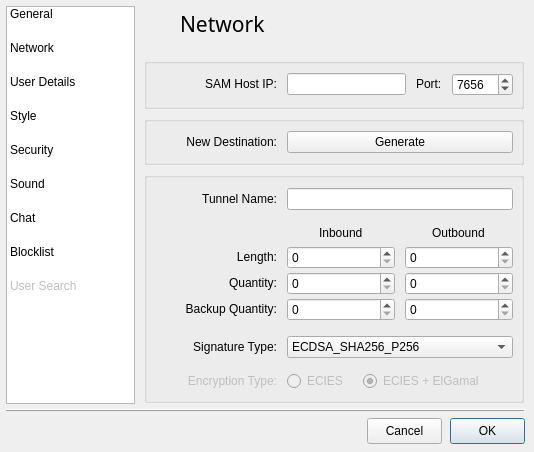
Qt form src/gui/form_settingsgui.ui (vituperative/i2pchat) before a commit.
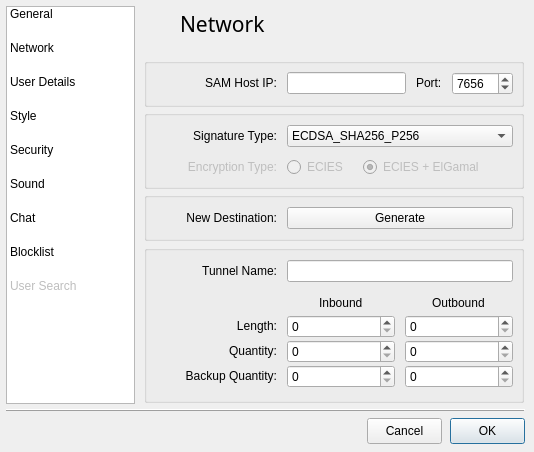
The same form after that commit. The open tabs and pages were chosen to show the change. Icons and pictures are not drawn.

Commit message: Separate crypto/sigtype settings from tunnel

Diff of the .ui file:
```diff
--- a/src/gui/form_settingsgui.ui
+++ b/src/gui/form_settingsgui.ui
@@ -676,9 +676,9 @@
       <property name="geometry">
        <rect>
         <x>4</x>
-        <y>164</y>
+        <y>237</y>
         <width>380</width>
-        <height>231</height>
+        <height>158</height>
        </rect>
       </property>
       <property name="minimumSize">
@@ -700,9 +700,9 @@
        <property name="geometry">
         <rect>
          <x>13</x>
-         <y>50</y>
+         <y>48</y>
          <width>356</width>
-         <height>103</height>
+         <height>99</height>
         </rect>
        </property>
        <layout class="QGridLayout" name="gridLayout_10">
@@ -854,78 +854,13 @@
         </item>
        </layout>
       </widget>
-      <widget class="QWidget" name="layoutWidget">
-       <property name="geometry">
-        <rect>
-         <x>13</x>
-         <y>162</y>
-         <width>356</width>
-         <height>27</height>
-        </rect>
-       </property>
-       <layout class="QGridLayout" name="gridLayout_22">
-        <property name="horizontalSpacing">
-         <number>10</number>
-        </property>
-        <item row="0" column="0" alignment="Qt::AlignVCenter">
-         <widget class="QLabel" name="label_13">
-          <property name="minimumSize">
-           <size>
-            <width>120</width>
-            <height>20</height>
-           </size>
-          </property>
-          <property name="maximumSize">
-           <size>
-            <width>120</width>
-            <height>20</height>
-           </size>
-          </property>
-          <property name="baseSize">
-           <size>
-            <width>120</width>
-            <height>0</height>
-           </size>
-          </property>
-          <property name="text">
-           <string>Signature Type:</string>
-          </property>
-          <property name="alignment">
-           <set>Qt::AlignRight|Qt::AlignTrailing|Qt::AlignVCenter</set>
-          </property>
-         </widget>
-        </item>
-        <item row="0" column="1">
-         <widget class="QComboBox" name="comboBox_Signature">
-          <property name="enabled">
-           <bool>true</bool>
-          </property>
-          <item>
-           <property name="text">
-            <string>ECDSA_SHA256_P256</string>
-           </property>
-          </item>
-          <item>
-           <property name="text">
-            <string>ECDSA_SHA384_P384</string>
-           </property>
-          </item>
-          <item>
-           <property name="text">
-            <string extracomment="Default">ECDSA_SHA512_P521</string>
-           </property>
-          </item>
-         </widget>
-        </item>
-       </layout>
-      </widget>
       <widget class="QWidget" name="layoutWidget">
        <property name="geometry">
         <rect>
          <x>13</x>
          <y>14</y>
          <width>356</width>
-         <height>27</height>
+         <height>25</height>
         </rect>
        </property>
        <layout class="QGridLayout" name="gridLayout_23">
@@ -965,102 +900,6 @@
         </item>
        </layout>
       </widget>
-      <widget class="QWidget" name="">
-       <property name="geometry">
-        <rect>
-         <x>13</x>
-         <y>198</y>
-         <width>356</width>
-         <height>23</height>
-        </rect>
-       </property>
-       <layout class="QGridLayout" name="Encryption">
-        <property name="horizontalSpacing">
-         <number>10</number>
-        </property>
-        <item row="0" column="0">
-         <widget class="QLabel" name="Encryption_label">
-          <property name="enabled">
-           <bool>false</bool>
-          </property>
-          <property name="minimumSize">
-           <size>
-            <width>120</width>
-            <height>20</height>
-           </size>
-          </property>
-          <property name="maximumSize">
-           <size>
-            <width>120</width>
-            <height>20</height>
-           </size>
-          </property>
-          <property name="baseSize">
-           <size>
-            <width>120</width>
-            <height>0</height>
-           </size>
-          </property>
-          <property name="text">
-           <string>Encryption Type:</string>
-          </property>
-          <property name="alignment">
-           <set>Qt::AlignRight|Qt::AlignTrailing|Qt::AlignVCenter</set>
-          </property>
-         </widget>
-        </item>
-        <item row="0" column="1">
-         <widget class="QRadioButton" name="ECIES">
-          <property name="enabled">
-           <bool>false</bool>
-          </property>
-          <property name="minimumSize">
-           <size>
-            <width>0</width>
-            <height>20</height>
-           </size>
-          </property>
-          <property name="maximumSize">
-           <size>
-            <width>16777215</width>
-            <height>20</height>
-           </size>
-          </property>
-          <property name="text">
-           <string>ECIES</string>
-          </property>
-          <property name="checked">
-           <bool>false</bool>
-          </property>
-         </widget>
-        </item>
-        <item row="0" column="2">
-         <widget class="QRadioButton" name="ECIES_ELG">
-          <property name="enabled">
-           <bool>false</bool>
-          </property>
-          <property name="minimumSize">
-           <size>
-            <width>150</width>
-            <height>20</height>
-           </size>
-          </property>
-          <property name="maximumSize">
-           <size>
-            <width>150</width>
-            <height>20</height>
-           </size>
-          </property>
-          <property name="text">
-           <string>ECIES + ElGamal</string>
-          </property>
-          <property name="checked">
-           <bool>true</bool>
-          </property>
-         </widget>
-        </item>
-       </layout>
-      </widget>
      </widget>
      <widget class="QGroupBox" name="groupBox_7">
       <property name="geometry">
@@ -1068,7 +907,7 @@
         <x>4</x>
         <y>50</y>
         <width>380</width>
-        <height>51</height>
+        <height>49</height>
        </rect>
       </property>
       <property name="minimumSize">
@@ -1092,7 +931,7 @@
          <x>13</x>
          <y>14</y>
          <width>356</width>
-         <height>26</height>
+         <height>24</height>
         </rect>
        </property>
        <layout class="QGridLayout" name="gridLayout_30">
@@ -1166,7 +1005,7 @@
       <property name="geometry">
        <rect>
         <x>4</x>
-        <y>108</y>
+        <y>184</y>
         <width>380</width>
         <height>49</height>
        </rect>
@@ -1240,6 +1079,177 @@
        </layout>
       </widget>
      </widget>
+     <widget class="QGroupBox" name="Crypto">
+      <property name="geometry">
+       <rect>
+        <x>4</x>
+        <y>102</y>
+        <width>380</width>
+        <height>79</height>
+       </rect>
+      </property>
+      <widget class="QWidget" name="layoutWidget_9">
+       <property name="geometry">
+        <rect>
+         <x>13</x>
+         <y>46</y>
+         <width>356</width>
+         <height>23</height>
+        </rect>
+       </property>
+       <layout class="QGridLayout" name="Encryption">
+        <property name="horizontalSpacing">
+         <number>10</number>
+        </property>
+        <item row="0" column="0">
+         <widget class="QLabel" name="Encryption_label">
+          <property name="enabled">
+           <bool>false</bool>
+          </property>
+          <property name="minimumSize">
+           <size>
+            <width>120</width>
+            <height>20</height>
+           </size>
+          </property>
+          <property name="maximumSize">
+           <size>
+            <width>120</width>
+            <height>20</height>
+           </size>
+          </property>
+          <property name="baseSize">
+           <size>
+            <width>120</width>
+            <height>0</height>
+           </size>
+          </property>
+          <property name="text">
+           <string>Encryption Type:</string>
+          </property>
+          <property name="alignment">
+           <set>Qt::AlignRight|Qt::AlignTrailing|Qt::AlignVCenter</set>
+          </property>
+         </widget>
+        </item>
+        <item row="0" column="1">
+         <widget class="QRadioButton" name="ECIES">
+          <property name="enabled">
+           <bool>false</bool>
+          </property>
+          <property name="minimumSize">
+           <size>
+            <width>0</width>
+            <height>20</height>
+           </size>
+          </property>
+          <property name="maximumSize">
+           <size>
+            <width>16777215</width>
+            <height>20</height>
+           </size>
+          </property>
+          <property name="text">
+           <string>ECIES</string>
+          </property>
+          <property name="checked">
+           <bool>false</bool>
+          </property>
+         </widget>
+        </item>
+        <item row="0" column="2">
+         <widget class="QRadioButton" name="ECIES_ELG">
+          <property name="enabled">
+           <bool>false</bool>
+          </property>
+          <property name="minimumSize">
+           <size>
+            <width>150</width>
+            <height>20</height>
+           </size>
+          </property>
+          <property name="maximumSize">
+           <size>
+            <width>150</width>
+            <height>20</height>
+           </size>
+          </property>
+          <property name="text">
+           <string>ECIES + ElGamal</string>
+          </property>
+          <property name="checked">
+           <bool>true</bool>
+          </property>
+         </widget>
+        </item>
+       </layout>
+      </widget>
+      <widget class="QWidget" name="layoutWidget_10">
+       <property name="geometry">
+        <rect>
+         <x>13</x>
+         <y>14</y>
+         <width>356</width>
+         <height>25</height>
+        </rect>
+       </property>
+       <layout class="QGridLayout" name="Signature">
+        <property name="horizontalSpacing">
+         <number>10</number>
+        </property>
+        <item row="0" column="0" alignment="Qt::AlignVCenter">
+         <widget class="QLabel" name="label_13">
+          <property name="minimumSize">
+           <size>
+            <width>120</width>
+            <height>20</height>
+           </size>
+          </property>
+          <property name="maximumSize">
+           <size>
+            <width>120</width>
+            <height>20</height>
+           </size>
+          </property>
+          <property name="baseSize">
+           <size>
+            <width>120</width>
+            <height>0</height>
+           </size>
+          </property>
+          <property name="text">
+           <string>Signature Type:</string>
+          </property>
+          <property name="alignment">
+           <set>Qt::AlignRight|Qt::AlignTrailing|Qt::AlignVCenter</set>
+          </property>
+         </widget>
+        </item>
+        <item row="0" column="1">
+         <widget class="QComboBox" name="comboBox_Signature">
+          <property name="enabled">
+           <bool>true</bool>
+          </property>
+          <item>
+           <property name="text">
+            <string>ECDSA_SHA256_P256</string>
+           </property>
+          </item>
+          <item>
+           <property name="text">
+            <string>ECDSA_SHA384_P384</string>
+           </property>
+          </item>
+          <item>
+           <property name="text">
+            <string extracomment="Default">ECDSA_SHA512_P521</string>
+           </property>
+          </item>
+         </widget>
+        </item>
+       </layout>
+      </widget>
+     </widget>
     </widget>
     <widget class="QWidget" name="userdetails_Page">
      <widget class="QGroupBox" name="groupBox_21">
```
Left out of the diff: 8 changed lines with no effect on the pictures.
